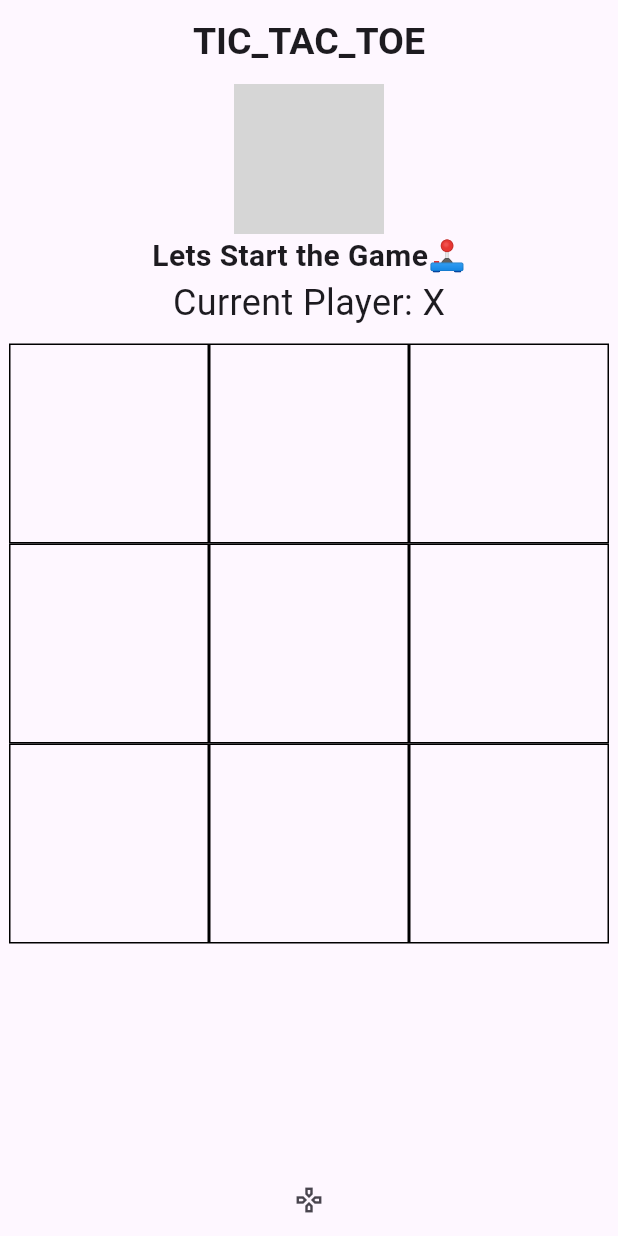
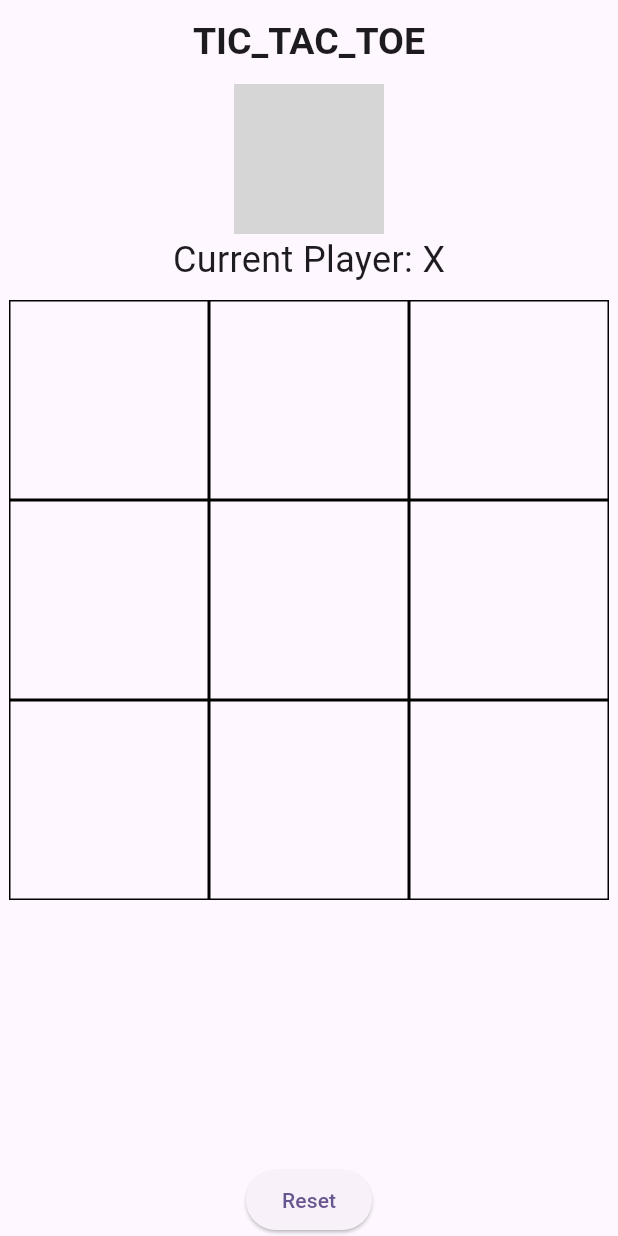
Before and after one commit to findmebyvinay/Api_demo, a Flutter app: the screen it shows after launch, on a phone screen of 412 x 824 dp. Run offline on Flutter 3.47's test engine with Material 3 defaults, Android fonts, the phone set to English and light mode, and no system bars; our stand-ins replace lottie; grey boxes are pictures that could not be loaded.

Commit message:
just practice

```diff
--- a/lib/pages/game_screen.dart
+++ b/lib/pages/game_screen.dart
@@ -22,54 +22,69 @@ class _GameScreenState extends State<GameScreen> {
       ),),
       centerTitle: true,
     ),
-    body:Center(
+    body:Consumer<GameProvider>(
+      builder: (context, value, child) {
+        final gameProvider = Provider.of<GameProvider>(context);
+      return Center(
         child: Column(
           mainAxisAlignment: MainAxisAlignment.center,
           children: [
+
+
+                //   if (gameProvider.winner != '') {
+                //     return Text(
+                //       'Winner: ${ Provider.of<GameProvider>(context).winner}',
+                //       style: const TextStyle(fontSize: 24, fontWeight: FontWeight.bold),
+                //     );
+                //   } else {
+                //     return Text(
+                //       'Current Player: ${gameProvider.currentplayer}',
+                //       style: const TextStyle(fontSize: 24),
+                //     );
+                //   }
+                // },
+
             Lottie.asset('lib/assets/xo.json',
             height: 100,
             width: 200),
-          Center(
-            child: Text('Lets Start the Game🕹️',
-            style: TextStyle(
-              fontSize: 20,
-              fontWeight: FontWeight.bold
-            ),),
+            // const Center(
+            //   child: Text('Lets Start the Game🕹️',
+            //   style: TextStyle(
+            //     fontSize: 20,
+            //     fontWeight: FontWeight.bold
+            //   ),),
+            // ),
+              Text(
+                  gameProvider.gameOver
+                        ? 'Winner: ${gameProvider.winner}'
+                        : 'Current Player: ${ gameProvider.currentplayer}',
+                    style: const TextStyle(fontSize: 24),
                   ),
-          const SizedBox(height:0,),
-          Consumer<GameProvider>(
-              builder: (context, gameProvider, child) {
-                return Text(
-                Provider.of<GameProvider>(context).winner != ''
-                      ? 'Winner: ${ Provider.of<GameProvider>(context).winner}'
-                      : 'Current Player: ${ Provider.of<GameProvider>(context).currentplayer}',
-                  style: const TextStyle(fontSize: 24),
-                );
-              },
-            ),
+
               const SizedBox(height: 10,),
             Expanded(
               child: Container(
-              height: 200,
+                height: 100,
                 width: 400,
                 child: GridView.builder(
                   shrinkWrap: true,
-                physics: const NeverScrollableScrollPhysics(),
+                 // physics: const NeverScrollableScrollPhysics(),
                   gridDelegate:const SliverGridDelegateWithFixedCrossAxisCount(
                   crossAxisCount: 3),
                   itemCount: 9,
                    itemBuilder:(context,index){
-                   return AnimatedBuilder(animation:Provider.of<GameProvider>(context),
+                     return AnimatedBuilder(
+                      animation:Provider.of<GameProvider>(context),
                       builder:(context,child){
                     return GestureDetector(
-                    onTap: () =>Provider.of<GameProvider>(context, listen: false).makeMove(index),
+                      onTap: () =>gameProvider.makeMove(index),
                       child: Container(
                         decoration: BoxDecoration(
                           border: Border.all(color: Colors.black),
                         ),
                         child: Center(
                           child: Text(
-                         Provider.of<GameProvider>(context).board[index],
+                           gameProvider.board[index],
                             style: const TextStyle(fontSize: 40),
                           ),
                         ),
@@ -80,15 +95,20 @@ class _GameScreenState extends State<GameScreen> {
             ),
              //  const SizedBox(height: 20,),
 
+             ElevatedButton(onPressed:(){
+              gameProvider.resetGame();
+             },
+             child:Text('Reset'))
 
-             IconButton(onPressed: (){
-              Provider.of(context,listen: false).resetGame();
-             },
-              icon:Icon(Icons.games_outlined,
-              size:20 ,))
+              //  IconButton(onPressed: (){
+              //   Provider.of(context).resetGame();
+              //  },
+              //   icon:Icon(Icons.games_outlined,
+              //   size:20 ,))
 
           ],
         ),
+      );}
     )
     );
   }
```
Also changed, not shown: lib/provider/game_provider.dart (+17 -6 lines). Lines whose indentation alone changed are shown as unchanged.
